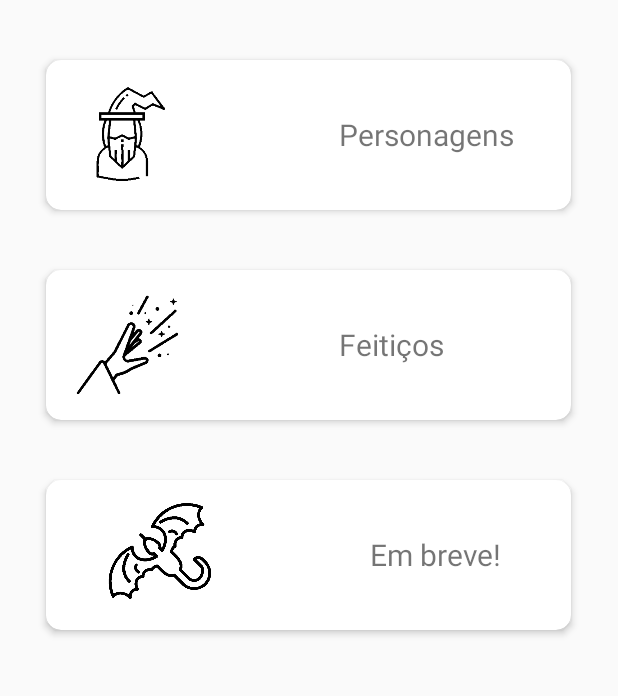
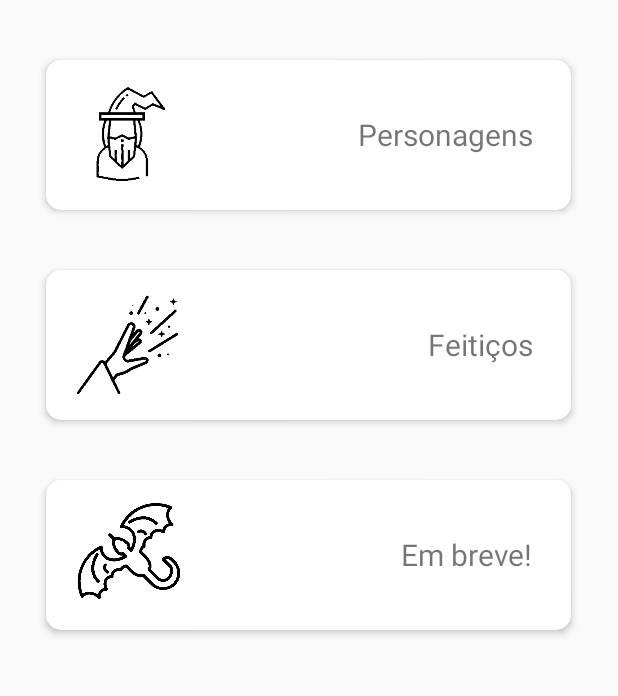
Before and after one commit to marcelovicarvalho/edenic, an Android app: the screen it shows after launch (MainActivity), on a phone screen of 412 x 824 dp, the part 116-812 px from its top. Run offline under Robolectric (Android 15) with nearby library versions, the phone set to English and light mode, and no system bars.

Commit message:
Ajustado layout inicial do aplicativo

```diff
--- a/app/src/main/res/layout/activity_main.xml
+++ b/app/src/main/res/layout/activity_main.xml
@@ -35,7 +35,8 @@
                 android:layout_gravity="center">
                 <LinearLayout
                     android:layout_width="wrap_content"
-                    android:layout_height="wrap_content">
+                    android:layout_height="wrap_content"
+                    android:layout_weight="1">
                     <ImageView
                         android:layout_width="70dp"
                         android:layout_height="70dp"
@@ -55,7 +56,8 @@
                         android:layout_marginLeft="100dp"
                         android:fontFamily="sans-serif-thin"
                         android:textSize="20dp"
-                        android:textStyle="bold"/>
+                        android:textStyle="bold"
+                        android:layout_marginRight="20dp"/>
                 </LinearLayout>
 
             </LinearLayout>
@@ -79,7 +81,8 @@
                 <LinearLayout
                     android:layout_width="wrap_content"
                     android:layout_height="wrap_content"
-                    android:gravity="left">
+                    android:gravity="left"
+                    android:layout_weight="1">
                     <ImageView
                         android:layout_width="70dp"
                         android:layout_height="70dp"
@@ -98,7 +101,8 @@
                         android:layout_marginLeft="100dp"
                         android:fontFamily="sans-serif-thin"
                         android:textSize="20dp"
-                        android:textStyle="bold"/>
+                        android:textStyle="bold"
+                        android:layout_marginRight="20dp"/>
                 </LinearLayout>
             </LinearLayout>
 
@@ -119,18 +123,20 @@
                 android:gravity="center">
                 <LinearLayout
                     android:layout_width="wrap_content"
-                    android:layout_height="wrap_content">
+                    android:layout_height="wrap_content"
+                    android:gravity="left"
+                    android:layout_weight="1">
                     <ImageView
                         android:id="@+id/imageView"
                         android:layout_width="70dp"
                         android:layout_height="70dp"
-                        app:srcCompat="@drawable/monster" />
+                        app:srcCompat="@drawable/monster"
+                        android:layout_marginLeft="20dp"/>
                 </LinearLayout>
                 <LinearLayout
                     android:layout_width="wrap_content"
                     android:layout_height="wrap_content"
-                    android:layout_margin="5dp"
-                    android:layout_gravity="center">
+                    android:layout_margin="5dp">
                     <TextView
                         android:layout_width="wrap_content"
                         android:layout_height="wrap_content"
@@ -138,7 +144,8 @@
                         android:layout_marginLeft="100dp"
                         android:fontFamily="sans-serif-thin"
                         android:textSize="20dp"
-                        android:textStyle="bold"/>
+                        android:textStyle="bold"
+                        android:layout_marginRight="20dp"/>
                 </LinearLayout>
             </LinearLayout>
 
```
